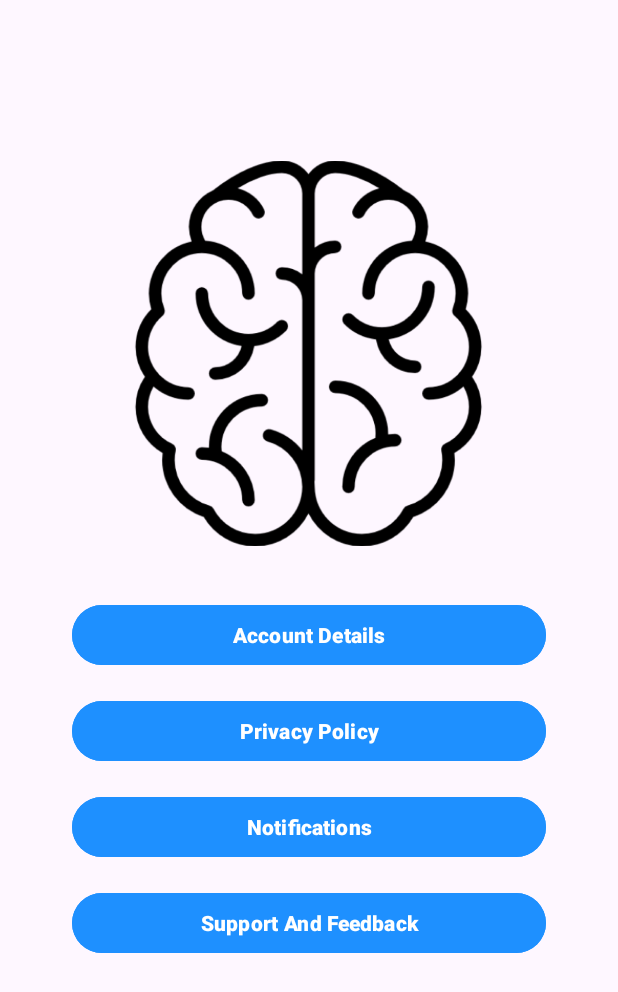
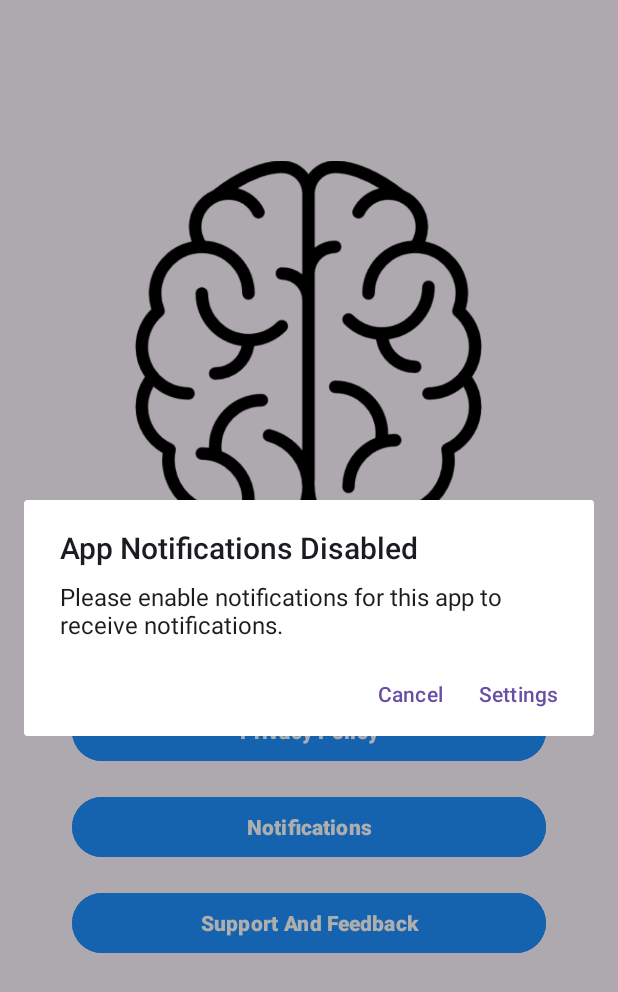
Before and after one commit to Hirenr12/BrainRotGame_OPSC7312POE, an Android app: the SettingsActivity screen opened directly, with no data from a screen before it, after a tap on "Notifications", on a phone screen of 412 x 824 dp. Shown: the top 992 px of the screen. Run offline under Robolectric (Android 15) with nearby library versions, the phone set to English and light mode, and no system bars.

Commit message:
Added code for notifications button in settings screen.
It will prompt the user to enable notifications if they havent already and redirect them to their phones settings. If they have, it simply displays that they have already enabled notifications.

```diff
--- a/app/src/main/java/com/example/practiceapplicationbrg/SettingsActivity.kt
+++ b/app/src/main/java/com/example/practiceapplicationbrg/SettingsActivity.kt
@@ -1,11 +1,20 @@
 package com.example.practiceapplicationbrg
 
+import android.app.NotificationManager
 import android.content.Intent
+import android.os.Build
 import android.os.Bundle
+import android.provider.Settings
 import android.widget.Button
+import android.widget.Toast
+import androidx.appcompat.app.AlertDialog
 import androidx.appcompat.app.AppCompatActivity
+import androidx.core.app.NotificationManagerCompat
 
 class SettingsActivity : AppCompatActivity() {
+
+    private val channelID = "My Channel ID"
+
     override fun onCreate(savedInstanceState: Bundle?) {
         super.onCreate(savedInstanceState)
         setContentView(R.layout.activity_settings)
@@ -15,7 +24,6 @@ class SettingsActivity : AppCompatActivity() {
         val privacyPolicyButton = findViewById<Button>(R.id.button_privacy_policy)
         val notificationsButton = findViewById<Button>(R.id.button_notifications)
         val supportFeedbackButton = findViewById<Button>(R.id.button_support_feedback)
-
 
         accountDetailsButton.setOnClickListener {
             // Account Details button click
@@ -31,6 +39,7 @@ class SettingsActivity : AppCompatActivity() {
 
         notificationsButton.setOnClickListener {
             // Notifications button click
+            checkAndHandleNotifications()
         }
 
         supportFeedbackButton.setOnClickListener {
@@ -39,4 +48,55 @@ class SettingsActivity : AppCompatActivity() {
             startActivity(intent)
         }
     }
+
+
+
+    private fun checkAndHandleNotifications() {
+        // Check if notifications are enabled
+        if (!NotificationManagerCompat.from(this).areNotificationsEnabled()) {
+            showDeviceNotificationSettingsDialog()
+        } else if (Build.VERSION.SDK_INT >= Build.VERSION_CODES.O) {
+            val channel = NotificationManagerCompat.from(this).getNotificationChannel(channelID)
+            if (channel == null || channel.importance == NotificationManager.IMPORTANCE_NONE) {
+                showAppNotificationSettingsDialog()
+            } else {
+                // If notifications are enabled, show a toast message
+                showNotificationEnabledMessage()
+            }
+        } else {
+            // For devices below Android O, simply show enabled message if notifications are enabled
+            showNotificationEnabledMessage()
+        }
+    }
+
+    private fun showNotificationEnabledMessage() {
+        Toast.makeText(this, "Notifications already enabled", Toast.LENGTH_SHORT).show()
+    }
+
+    private fun showDeviceNotificationSettingsDialog() {
+        AlertDialog.Builder(this)
+            .setTitle("Notifications Disabled")
+            .setMessage("Please enable notifications for this app to receive notifications.")
+            .setPositiveButton("Settings") { _, _ ->
+                startActivity(Intent(Settings.ACTION_APP_NOTIFICATION_SETTINGS).apply {
+                    putExtra(Settings.EXTRA_APP_PACKAGE, packageName)
+                })
+            }
+            .setNegativeButton("Cancel") { dialog, _ -> dialog.dismiss() }
+            .show()
+    }
+
+    private fun showAppNotificationSettingsDialog() {
+        AlertDialog.Builder(this)
+            .setTitle("App Notifications Disabled")
+            .setMessage("Please enable notifications for this app to receive notifications.")
+            .setPositiveButton("Settings") { _, _ ->
+                startActivity(Intent(Settings.ACTION_CHANNEL_NOTIFICATION_SETTINGS).apply {
+                    putExtra(Settings.EXTRA_APP_PACKAGE, packageName)
+                    putExtra(Settings.EXTRA_CHANNEL_ID, channelID)
+                })
+            }
+            .setNegativeButton("Cancel") { dialog, _ -> dialog.dismiss() }
+            .show()
+    }
 }
```
